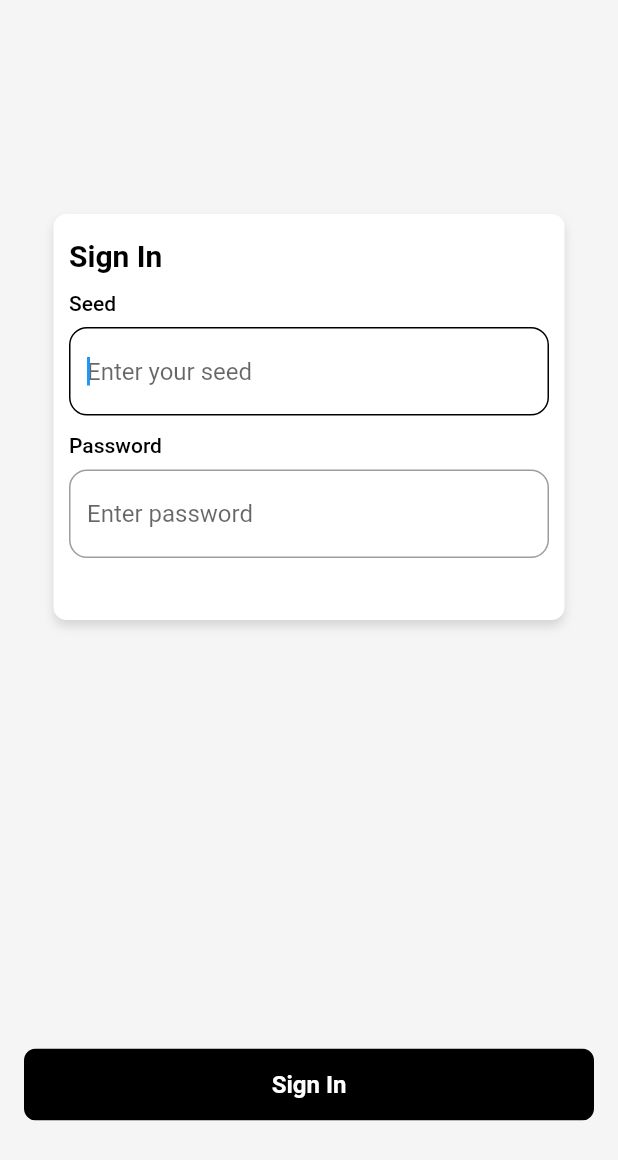
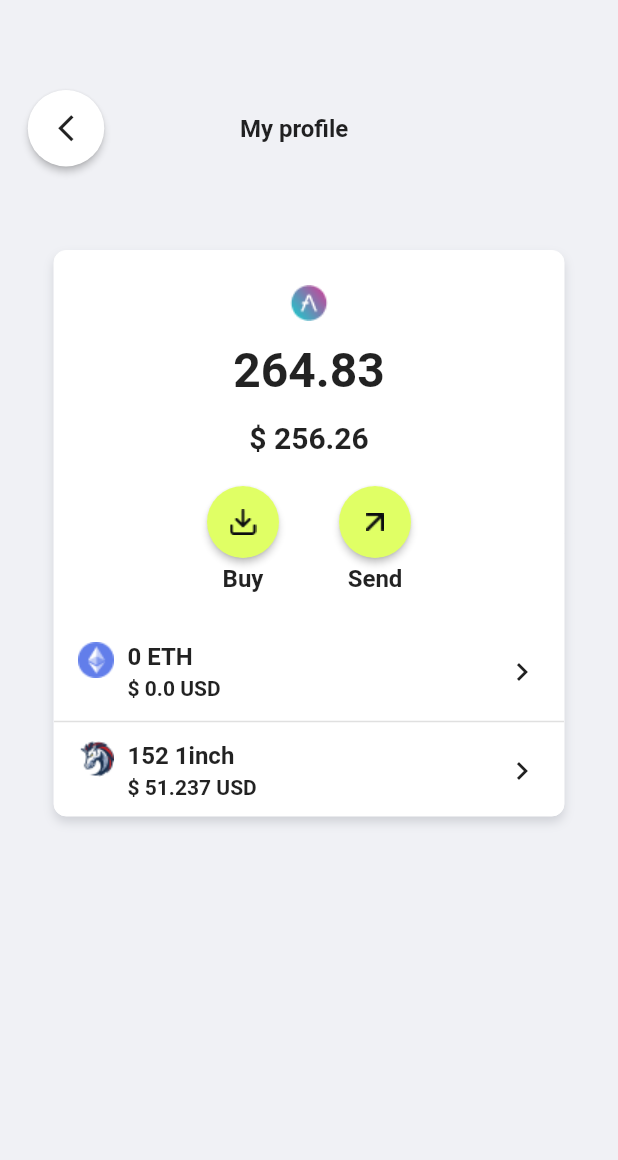
Before and after one commit to Hackathon-Blockchain-App/blockchain_app, a Flutter app: the screen it shows after launch, on a phone screen of 412 x 824 dp. Shown: the top 1160 px of the screen. Run offline on Flutter 3.47's test engine with Material 2 defaults, Android fonts, the phone set to English and light mode, and no system bars.

Commit message:
add profile screen + fix login screen

```diff
--- a/lib/dependencies.dart
+++ b/lib/dependencies.dart
@@ -1,9 +1,15 @@
+import 'package:blockchain_app/entities/token.dart';
 import 'package:blockchain_app/navigator.dart';
 
 class Dependencies {
   String defaultFont = "Inter";
+  static double countOfMoney = 264.83;
+  // mocked
+  static double tokenInUSD = 0.96763962;
   final AppNavigator navigator;
-
+  static List<Token> tokenList = [
+    Token(0, "ETH", 1, "assets/eth.png"),
+    Token(152, "1inch", 0.33708553, "assets/1inch.png"),
+  ];
   Dependencies(this.navigator);
-
 }
--- /dev/null
+++ b/lib/entities/token.dart
@@ -0,0 +1,8 @@
+class Token {
+  final int value;
+  final String name;
+  final double tokenToUSD;
+  final String pathToAsset;
+
+  Token(this.value, this.name, this.tokenToUSD, this.pathToAsset);
+}
--- a/lib/auth_screen.dart
+++ b/lib/login_screen.dart
@@ -5,8 +5,8 @@ class LoginScreen extends StatefulWidget {
 }
 
 class _LoginScreenState extends State<LoginScreen> {
-  TextEditingController mailController = new TextEditingController();
-  TextEditingController passController = new TextEditingController();
+  TextEditingController mailController = TextEditingController();
+  TextEditingController passController = TextEditingController();
   bool _validateMail = false;
   bool _validatePass = false;
 
@@ -14,16 +14,16 @@ class _LoginScreenState extends State<LoginScreen> {
   Widget build(BuildContext context) {
     // final AuthBloc bloc = BlocProvider.of<AuthBloc>(context);
     return Scaffold(
-      backgroundColor: Color.fromRGBO(245, 245, 245, 1),
+      backgroundColor: const Color.fromRGBO(240, 241, 245, 1),
       body: Column(
         children: [
-          Spacer(flex: 2),
+          const Spacer(flex: 2),
           Container(
-            height: 270,
+            height: 284,
             width: 340,
             decoration: BoxDecoration(
               color: Colors.white,
-              boxShadow: [
+              boxShadow: const [
                 BoxShadow(
                   color: Color.fromRGBO(16, 24, 40, 0.15),
                   blurRadius: 5,
@@ -44,12 +44,12 @@ class _LoginScreenState extends State<LoginScreen> {
                     print('object');
                     // return bloc.inEvent.add(OnClickCreate());
                   },
-                  child: Align(
+                  child: const Align(
                     alignment: Alignment.topLeft,
                     child: Padding(
-                      padding: const EdgeInsets.only(top: 16.0, left: 10),
+                      padding: EdgeInsets.only(top: 16.0, left: 10),
                       child: Text(
-                        'Sign In',
+                        'Sign in',
                         style: TextStyle(
                             color: Colors.black,
                             fontSize: 20,
@@ -59,12 +59,12 @@ class _LoginScreenState extends State<LoginScreen> {
                   ),
                 ),
                 Padding(
-                  padding: EdgeInsets.fromLTRB(10, 12, 10, 0),
+                  padding: const EdgeInsets.fromLTRB(10, 12, 10, 0),
                   child: Column(
                     children: [
-                      Align(
+                      const Align(
                         alignment: Alignment.topLeft,
-                        child: const Text(
+                        child: Text(
                           "Seed",
                           style: TextStyle(
                               color: Colors.black,
@@ -79,7 +79,7 @@ class _LoginScreenState extends State<LoginScreen> {
                           autofocus: true,
                           decoration: InputDecoration(
                             hintText: 'Enter your seed',
-                            errorText: _validateMail ? 'Incorrect Seed' : null,
+                            errorText: _validateMail ? 'Incorrect seed' : null,
                             focusedErrorBorder: _validateMail
                                 ? const OutlineInputBorder(
                                     borderSide: BorderSide(color: Colors.red),
@@ -130,7 +130,7 @@ class _LoginScreenState extends State<LoginScreen> {
                           decoration: InputDecoration(
                             hintText: 'Enter password',
                             errorText:
-                                _validatePass ? 'Incorrect Password' : null,
+                                _validatePass ? 'Incorrect password' : null,
                             focusedErrorBorder: _validatePass
                                 ? const OutlineInputBorder(
                                     borderSide:
@@ -167,7 +167,7 @@ class _LoginScreenState extends State<LoginScreen> {
             flex: 4,
           ),
           Padding(
-            padding: const EdgeInsets.only(bottom: 77.0, left: 16, right: 16),
+            padding: const EdgeInsets.only(bottom: 75.0, left: 16, right: 16),
             child: GestureDetector(
               onTap: () {
                 if (mailController.text.isEmpty &&
@@ -202,6 +202,7 @@ class _LoginScreenState extends State<LoginScreen> {
                   ),
                 ),
               ),
+
             ),
           ),
         ],
--- a/lib/main.dart
+++ b/lib/main.dart
@@ -1,4 +1,5 @@
-import 'package:blockchain_app/auth_screen.dart';
+import 'package:blockchain_app/login_screen.dart';
+import 'package:blockchain_app/profile_screen.dart';
 import 'package:flutter/material.dart';
 
 void main() {
@@ -13,6 +14,7 @@ class MyApp extends StatelessWidget {
   Widget build(BuildContext context) {
     return MaterialApp(
       title: 'Flutter Demo',
+      debugShowCheckedModeBanner: false,
       theme: ThemeData(
           // This is the theme of your application.
           //
@@ -24,7 +26,7 @@ class MyApp extends StatelessWidget {
           // Notice that the counter didn't reset back to zero; the application
           // is not restarted.
           primarySwatch: Colors.blue),
-      home: LoginScreen(),
+      home: ProfileScreen(),
     );
   }
 }
--- /dev/null
+++ b/lib/profile_screen.dart
@@ -0,0 +1,229 @@
+import 'dart:math';
+
+import 'package:blockchain_app/dependencies.dart';
+import 'package:flutter/material.dart';
+
+class ProfileScreen extends StatefulWidget {
+  const ProfileScreen({Key? key}) : super(key: key);
+
+  @override
+  State<ProfileScreen> createState() => _ProfileScreenState();
+}
+
+class _ProfileScreenState extends State<ProfileScreen> {
+  @override
+  Widget build(BuildContext context) {
+    // double height = MediaQuery.of(context).size.height;
+    return Scaffold(
+      backgroundColor: const Color.fromRGBO(240, 241, 245, 1),
+      body: Column(children: [
+        Padding(
+            padding: const EdgeInsets.only(top: 60),
+            child: Row(
+              children: [
+                RawMaterialButton(
+                  onPressed: () => {},
+                  elevation: 2.0,
+                  fillColor: Colors.white,
+                  child: Center(
+                    child: Icon(
+                      Icons.arrow_back_ios_new,
+                      size: 21.0,
+                    ),
+                  ),
+                  padding: const EdgeInsets.all(15.0),
+                  shape: const CircleBorder(),
+                ),
+                // Padding(
+                // padding: const EdgeInsets.only(left: 65.0),
+                const Spacer(
+                  flex: 2,
+                ),
+                const Text(
+                  "My profile",
+                  style: TextStyle(fontSize: 16, fontWeight: FontWeight.w600),
+                ),
+                const Spacer(
+                  flex: 5,
+                )
+                // ),
+              ],
+            )),
+        const Spacer(flex: 1),
+        Center(
+          child: Container(
+            // height: 370,
+            width: 340,
+            decoration: BoxDecoration(
+              color: Colors.white,
+              boxShadow: const [
+                BoxShadow(
+                  color: Color.fromRGBO(16, 24, 40, 0.15),
+                  blurRadius: 5,
+                  offset: Offset(0, 4),
+                ),
+              ],
+              border: Border.all(width: 0, color: Colors.white),
+              borderRadius: BorderRadius.circular(8),
+            ),
+            child: Column(children: [
+              Padding(
+                padding: const EdgeInsets.only(top: 23.0),
+                child: Image.asset("assets/ellipse.png"),
+              ),
+              Padding(
+                padding: const EdgeInsets.only(top: 14.0),
+                child: Text(
+                  Dependencies.countOfMoney.toString(),
+                  style: TextStyle(fontSize: 32, fontWeight: FontWeight.w600),
+                ),
+              ),
+              Padding(
+                padding: const EdgeInsets.only(top: 14.0),
+                child: Text(
+                  "\$ ${(Dependencies.countOfMoney * Dependencies.tokenInUSD).toString().substring(0, min((Dependencies.countOfMoney * Dependencies.tokenInUSD).toString().indexOf('.') + 3, (Dependencies.countOfMoney * Dependencies.tokenInUSD).toString().length - (Dependencies.countOfMoney * Dependencies.tokenInUSD).toString().indexOf('.') + 1))}",
+                  style: TextStyle(fontSize: 20, fontWeight: FontWeight.w600),
+                ),
+              ),
+              Padding(
+                padding: const EdgeInsets.only(top: 21.0),
+                child: Row(children: [
+                  Spacer(),
+                  Column(
+                    children: [
+                      RawMaterialButton(
+                        onPressed: () => {},
+                        elevation: 2.0,
+                        fillColor: const Color.fromRGBO(224, 255, 101, 1),
+                        child: Center(
+                          child: Image.asset(
+                            "assets/Icon.png",
+                            width: 18,
+                            height: 18,
+                          ),
+                        ),
+                        padding: const EdgeInsets.all(15.0),
+                        shape: const CircleBorder(),
+                      ),
+                      const Padding(
+                        padding: EdgeInsets.only(top: 4.0),
+                        child: Text(
+                          "Buy",
+                          style: TextStyle(
+                              fontSize: 16, fontWeight: FontWeight.w600),
+                        ),
+                      )
+                    ],
+                  ),
+                  Column(
+                    children: [
+                      RawMaterialButton(
+                        onPressed: () => {},
+                        elevation: 2.0,
+                        fillColor: Color.fromRGBO(224, 255, 101, 1),
+                        child: Center(
+                          child: Image.asset(
+                            "assets/Icon-2.png",
+                            width: 18,
+                            height: 18,
+                          ),
+                        ),
+                        padding: const EdgeInsets.all(15.0),
+                        shape: const CircleBorder(),
+                      ),
+                      const Padding(
+                        padding: EdgeInsets.only(top: 4.0),
+                        child: Text(
+                          "Send",
+                          style: TextStyle(
+                              fontSize: 16, fontWeight: FontWeight.w600),
+                        ),
+                      )
+                    ],
+                  ),
+                  const Spacer(),
+                ]),
+              ),
+              Padding(
+                padding: const EdgeInsets.only(top: 28.0),
+                child: SingleChildScrollView(
+                  child: Column(
+                    children: [
+                      ListView.separated(
+                        padding: EdgeInsets.zero,
+                        physics: const NeverScrollableScrollPhysics(),
+                        shrinkWrap: true,
+                        scrollDirection: Axis.vertical,
+                        itemCount: Dependencies.tokenList.length,
+                        separatorBuilder: (BuildContext context, int index) =>
+                            const Divider(
+                          thickness: 1,
+                        ),
+                        itemBuilder: (context, index) {
+                          return Padding(
+                            padding: const EdgeInsets.symmetric(
+                                vertical: 5, horizontal: 16),
+                            child: Container(
+                              height: 40,
+                              child: Row(children: [
+                                Align(
+                                  alignment: Alignment.topCenter,
+                                  child: Image.asset(
+                                    Dependencies.tokenList[index].pathToAsset,
+                                    width: 24,
+                                    height: 24,
+                                  ),
+                                ),
+                                Padding(
+                                  padding: const EdgeInsets.only(
+                                    left: 9.0,
+                                  ),
+                                  child: Column(
+                                    crossAxisAlignment:
+                                        CrossAxisAlignment.start,
+                                    children: [
+                                      Padding(
+                                        padding: const EdgeInsets.all(0.0),
+                                        child: Text(
+                                          "${Dependencies.tokenList[index].value} ${Dependencies.tokenList[index].name}",
+                                          style: const TextStyle(
+                                              fontSize: 16,
+                                              fontWeight: FontWeight.w600),
+                                        ),
+                                      ),
+                                      Padding(
+                                        padding: const EdgeInsets.only(
+                                          top: 4.0,
+                                        ),
+                                        child: Text(
+                                          "\$ ${(Dependencies.tokenList[index].value * Dependencies.tokenList[index].tokenToUSD).toString().substring(0, min((Dependencies.tokenList[index].value * Dependencies.tokenList[index].tokenToUSD).toString().indexOf('.') + 4, (Dependencies.tokenList[index].value * Dependencies.tokenList[index].tokenToUSD).toString().length - (Dependencies.tokenList[index].value * Dependencies.tokenList[index].tokenToUSD).toString().indexOf('.') + 1))} USD",
+                                          style: const TextStyle(
+                                              fontSize: 14,
+                                              fontWeight: FontWeight.w600),
+                                        ),
+                                      ),
+                                    ],
+                                  ),
+                                ),
+                                const Spacer(),
+                                const Align(
+                                    alignment: Alignment.centerRight,
+                                    child: Icon(Icons.keyboard_arrow_right)),
+                              ]),
+                            ),
+                          );
+                        },
+                      ),
+                      const Padding(padding: EdgeInsets.only(bottom: 5))
+                    ],
+                  ),
+                ),
+              )
+            ]),
+          ),
+        ),
+        const Spacer(flex: 5),
+      ]),
+    );
+  }
+}
```
Also changed, not shown: pubspec.yaml (+6 -1 lines), assets/1inch.png (added), assets/Icon-2.png (added), assets/Icon.png (added), assets/ellipse.png (added), assets/eth.png (added).
